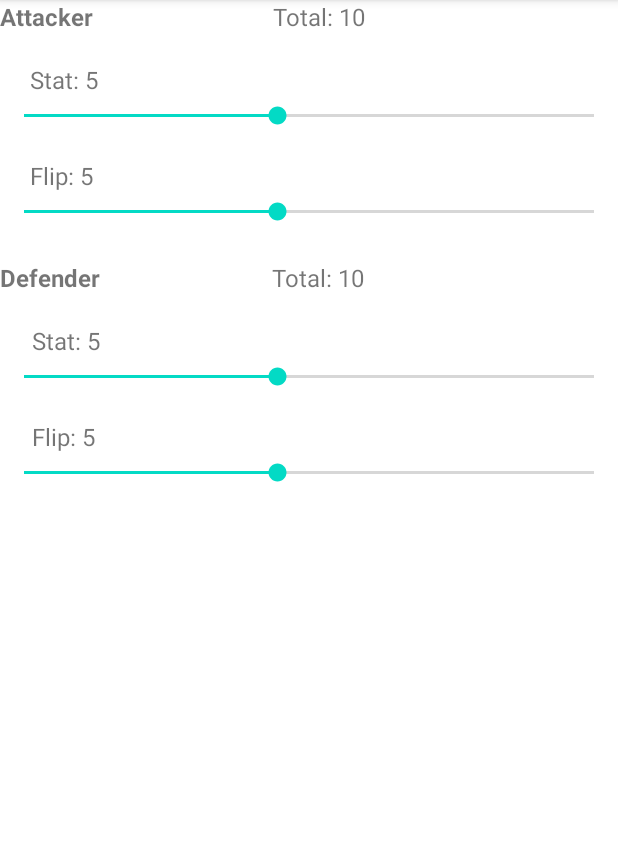
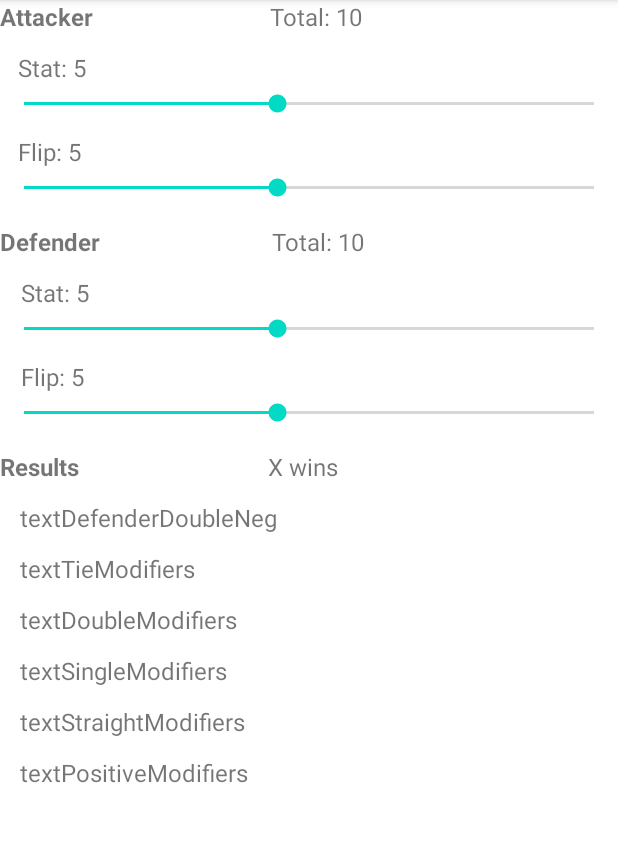
Before and after one commit to xchagger/MalifauxMath, an Android app: the screen it shows after launch (MainActivity), on a phone screen of 412 x 824 dp, the part 84-926 px from its top. Run offline under Robolectric (Android 15) with nearby library versions, the light colour scheme and no system bars; 4 statements that could not run were skipped.

Commit message:
pre-observer

```diff
--- a/app/build.gradle
+++ b/app/build.gradle
@@ -32,6 +32,7 @@ dependencies {
     implementation 'androidx.appcompat:appcompat:1.3.1'
     implementation 'com.google.android.material:material:1.4.0'
     implementation 'androidx.constraintlayout:constraintlayout:2.1.1'
+    implementation 'androidx.gridlayout:gridlayout:1.0.0'
     testImplementation 'junit:junit:4.+'
     androidTestImplementation 'androidx.test.ext:junit:1.1.3'
     androidTestImplementation 'androidx.test.espresso:espresso-core:3.4.0'
--- a/app/src/main/res/layout/activity_main.xml
+++ b/app/src/main/res/layout/activity_main.xml
@@ -22,7 +22,7 @@
 		android:id="@+id/textAttackerTotal"
 		android:layout_width="wrap_content"
 		android:layout_height="wrap_content"
-		android:layout_margin="20dp"
+		android:layout_margin="12dp"
 		android:text="Total"
 		android:textSize="16sp"
 		app:layout_constraintEnd_toEndOf="parent"
@@ -34,8 +34,8 @@
 		android:id="@+id/textAttackerStat"
 		android:layout_width="wrap_content"
 		android:layout_height="wrap_content"
-		android:layout_margin="20dp"
-		android:layout_marginTop="24dp"
+		android:layout_margin="12dp"
+		android:layout_marginTop="16dp"
 		android:text="Stat"
 		android:textSize="16sp"
 		app:layout_constraintEnd_toEndOf="parent"
@@ -60,8 +60,8 @@
 		android:id="@+id/textAttackerFlip"
 		android:layout_width="wrap_content"
 		android:layout_height="wrap_content"
-		android:layout_margin="20dp"
-		android:layout_marginTop="24dp"
+		android:layout_margin="12dp"
+		android:layout_marginTop="16dp"
 		android:text="Flip"
 		android:textSize="16sp"
 		app:layout_constraintEnd_toEndOf="parent"
@@ -87,7 +87,7 @@
 		android:id="@+id/textHeadingDefender"
 		android:layout_width="wrap_content"
 		android:layout_height="wrap_content"
-		android:layout_marginTop="24dp"
+		android:layout_marginTop="16dp"
 		android:text="Defender"
 		android:textSize="16sp"
 		android:textStyle="bold"
@@ -98,8 +98,8 @@
 		android:id="@+id/textDefenderStat"
 		android:layout_width="wrap_content"
 		android:layout_height="wrap_content"
-		android:layout_margin="20dp"
-		android:layout_marginTop="24dp"
+		android:layout_margin="12dp"
+		android:layout_marginTop="16dp"
 		android:text="Stat"
 		android:textSize="16sp"
 		app:layout_constraintEnd_toEndOf="parent"
@@ -124,8 +124,8 @@
 		android:id="@+id/textDefenderFlip"
 		android:layout_width="wrap_content"
 		android:layout_height="wrap_content"
-		android:layout_margin="20dp"
-		android:layout_marginTop="24dp"
+		android:layout_margin="12dp"
+		android:layout_marginTop="16dp"
 		android:text="Flip"
 		android:textSize="16sp"
 		app:layout_constraintEnd_toEndOf="parent"
@@ -150,7 +150,7 @@
 		android:id="@+id/textDefenderTotal"
 		android:layout_width="wrap_content"
 		android:layout_height="wrap_content"
-		android:layout_marginTop="24dp"
+		android:layout_marginTop="16dp"
 		android:text="Total"
 		android:textSize="16sp"
 		app:layout_constraintEnd_toEndOf="parent"
@@ -158,4 +158,109 @@
 		app:layout_constraintStart_toEndOf="@+id/textHeadingDefender"
 		app:layout_constraintTop_toBottomOf="@+id/seekBarAttackerFlip" />
 
+	<TextView
+		android:id="@+id/textResult"
+		android:layout_width="wrap_content"
+		android:layout_height="wrap_content"
+		android:layout_marginTop="16dp"
+		android:text="Results"
+		android:textSize="16sp"
+		android:textStyle="bold"
+		app:layout_constraintStart_toStartOf="parent"
+		app:layout_constraintTop_toBottomOf="@+id/seekBarDefenderFlip" />
+
+	<TextView
+		android:id="@+id/textWinner"
+		android:layout_width="wrap_content"
+		android:layout_height="wrap_content"
+		android:layout_marginTop="16dp"
+		android:text="X wins"
+		android:textSize="16sp"
+		app:layout_constraintEnd_toEndOf="parent"
+		app:layout_constraintHorizontal_bias="0.404"
+		app:layout_constraintStart_toEndOf="@+id/textResult"
+		app:layout_constraintTop_toBottomOf="@+id/seekBarDefenderFlip" />
+
+
+	<TextView
+		android:id="@+id/textDefenderDoubleNeg"
+		android:layout_width="wrap_content"
+		android:layout_height="wrap_content"
+		android:layout_margin="12dp"
+		android:layout_marginTop="16dp"
+		android:text="textDefenderDoubleNeg"
+		android:textSize="16sp"
+		app:layout_constraintEnd_toEndOf="parent"
+		app:layout_constraintHorizontal_bias="0.005"
+		app:layout_constraintStart_toStartOf="parent"
+		app:layout_constraintTop_toBottomOf="@+id/textResult" />
+
+	<TextView
+		android:id="@+id/textTieModifiers"
+		android:layout_width="wrap_content"
+		android:layout_height="wrap_content"
+		android:layout_margin="12dp"
+		android:layout_marginTop="16dp"
+		android:text="textTieModifiers"
+		android:textSize="16sp"
+		app:layout_constraintEnd_toEndOf="parent"
+		app:layout_constraintHorizontal_bias="0.005"
+		app:layout_constraintStart_toStartOf="parent"
+		app:layout_constraintTop_toBottomOf="@+id/textDefenderDoubleNeg" />
+
+	<TextView
+		android:id="@+id/textDoubleModifiers"
+		android:layout_width="wrap_content"
+		android:layout_height="wrap_content"
+		android:layout_margin="12dp"
+		android:layout_marginTop="16dp"
+		android:text="textDoubleModifiers"
+		android:textSize="16sp"
+		app:layout_constraintEnd_toEndOf="parent"
+		app:layout_constraintHorizontal_bias="0.005"
+		app:layout_constraintStart_toStartOf="parent"
+		app:layout_constraintTop_toBottomOf="@+id/textTieModifiers" />
+
+	<TextView
+		android:id="@+id/textSingleModifiers"
+		android:layout_width="wrap_content"
+		android:layout_height="wrap_content"
+		android:layout_margin="12dp"
+		android:layout_marginTop="16dp"
+		android:text="textSingleModifiers"
+		android:textSize="16sp"
+		app:layout_constraintEnd_toEndOf="parent"
+		app:layout_constraintHorizontal_bias="0.005"
+		app:layout_constraintStart_toStartOf="parent"
+		app:layout_constraintTop_toBottomOf="@+id/textDoubleModifiers" />
+
+	<TextView
+		android:id="@+id/textStraightModifiers"
+		android:layout_width="wrap_content"
+		android:layout_height="wrap_content"
+		android:layout_margin="12dp"
+		android:layout_marginTop="16dp"
+		android:text="textStraightModifiers"
+		android:textSize="16sp"
+		app:layout_constraintEnd_toEndOf="parent"
+		app:layout_constraintHorizontal_bias="0.005"
+		app:layout_constraintStart_toStartOf="parent"
+		app:layout_constraintTop_toBottomOf="@+id/textSingleModifiers" />
+
+	<TextView
+		android:id="@+id/textPositiveModifiers"
+		android:layout_width="wrap_content"
+		android:layout_height="wrap_content"
+		android:layout_margin="12dp"
+		android:layout_marginTop="16dp"
+		android:text="textPositiveModifiers"
+		android:textSize="16sp"
+		app:layout_constraintEnd_toEndOf="parent"
+		app:layout_constraintHorizontal_bias="0.005"
+		app:layout_constraintStart_toStartOf="parent"
+		app:layout_constraintTop_toBottomOf="@+id/textStraightModifiers" />
+
+
+
+
 </androidx.constraintlayout.widget.ConstraintLayout>
```
